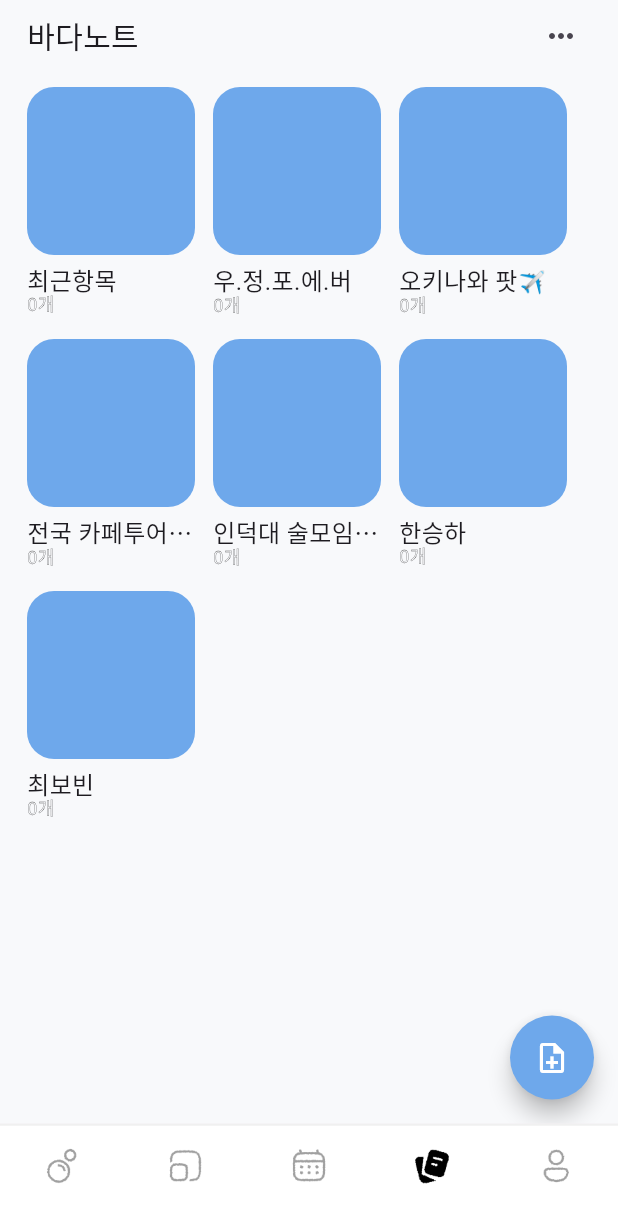
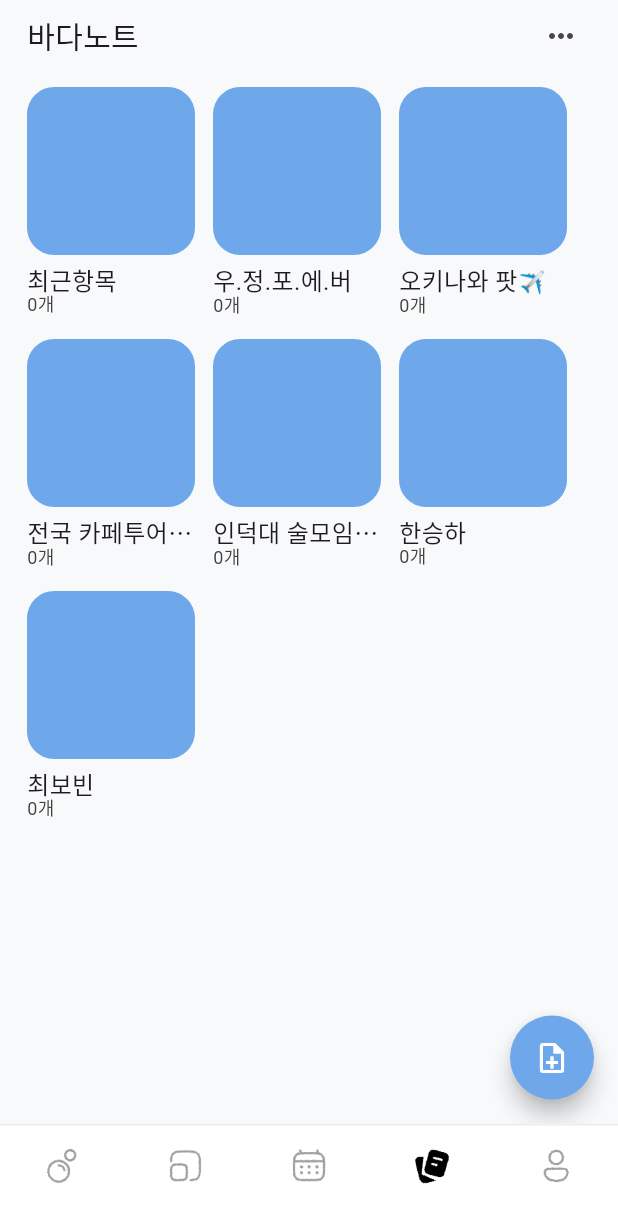
Before and after one commit to cherry1m/UYOUNG, a Flutter app: the screen it shows after launch, item 4 of the bottom bar chosen, on a phone screen of 412 x 824 dp. Shown: the top 1223 px of the screen. Run offline on Flutter 3.47's test engine with Material 3 defaults, Android fonts, the phone set to English and light mode, and no system bars; our stand-ins replace google_maps_flutter, image_picker, shared_preferences, table_calendar; Roboto replaces fonts that are missing (memomentKkukkkuk).

Commit message:
폰트 정리

```diff
--- a/lib/data/font_style.dart
+++ b/lib/data/font_style.dart
@@ -11,11 +11,17 @@
     height: 1.0,
   );
 
-  // 테두리(Stroke)용 스타일
+  // ───────── Stroke + Fill 텍스트 ─────────
+  /// S폰트: 기본 텍스트에 흰색 테두리를 얇게 둘러주는 용도
+  /// - 텍스트 색(color)은 그대로 사용
+  /// - 흰색 shadow 4방향을 줘서 stroke처럼 보이게 처리
   static TextStyle _stroke(double size) => _base(size).copyWith(
-    foreground: Paint()
-      ..style = PaintingStyle.stroke
-      ..strokeWidth = 0.2, // 디자인 시트에 Stroke 0.2
+    shadows: const [
+      Shadow(offset: Offset(0.2, 0), blurRadius: 0, color: Colors.white),
+      Shadow(offset: Offset(-0.2, 0), blurRadius: 0, color: Colors.white),
+      Shadow(offset: Offset(0, 0.2), blurRadius: 0, color: Colors.white),
+      Shadow(offset: Offset(0, -0.2), blurRadius: 0, color: Colors.white),
+    ],
   );
 
   // ───── Headline Font (H1 ~ H10) ─────
@@ -31,6 +37,7 @@
   static final TextStyle H10 = _base(10); // Regular 10px
 
   // ───── Stroke Font (S1 ~ S10) ─────
+  /// S폰트는 H폰트에 흰색 테두리가 추가된 버전이라고 생각하면 됨
   static final TextStyle S1 = _stroke(28);
   static final TextStyle S2 = _stroke(26);
   static final TextStyle S3 = _stroke(24);
--- a/lib/src/view/pages/ocean/ocean_note_main_page.dart
+++ b/lib/src/view/pages/ocean/ocean_note_main_page.dart
@@ -142,7 +142,7 @@
 
             Text(
               '$count개',
-              style: AppFontStyle.S9.copyWith(color: AppColors.gray_03),
+              style: AppFontStyle.S9.copyWith(color: AppColors.gray_17),
             ),
           ],
         ),
```
